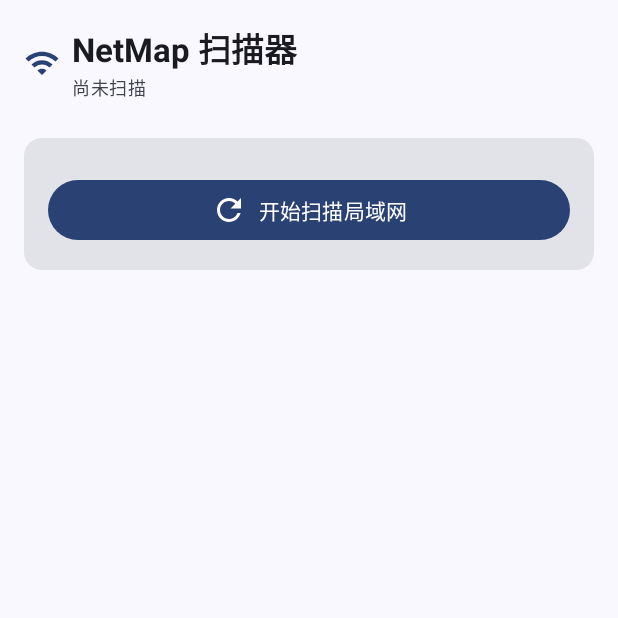
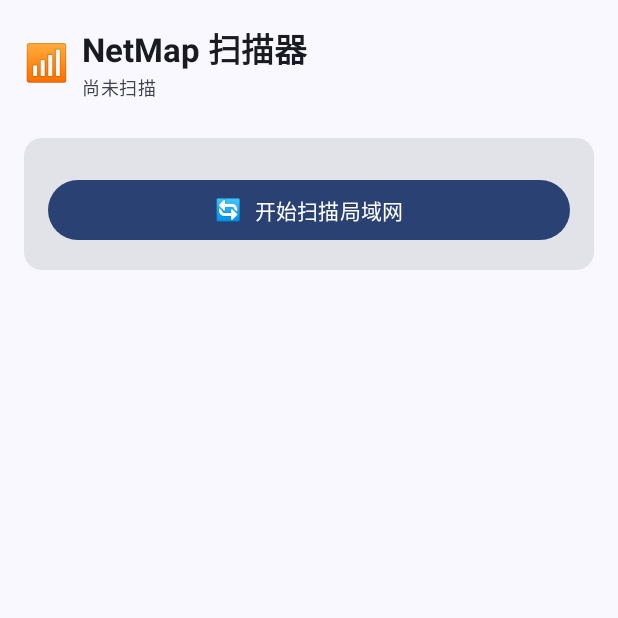
Before and after one commit to ZapcoMan/EquipmentScanning, an Android app built with Jetpack Compose: the screen it shows after launch (MainActivity), on a phone screen of 412 x 824 dp, the top half of it. Run offline under Robolectric (Android 15) with nearby library versions, the phone set to English and light mode, and no system bars.

Commit message:
fix(ui): 用 emoji 替代 material-icons 图标
项目未引入 material-icons 依赖导致 Icons.Filled.Wifi/Refresh 无法解析；改用 📶/🔄 emoji，避免引入体积庞大的 icons-extended 包。

```diff
--- a/app/src/main/java/com/example/demo2026112202/ui/ScanScreen.kt
+++ b/app/src/main/java/com/example/demo2026112202/ui/ScanScreen.kt
@@ -20,16 +20,11 @@ import androidx.compose.foundation.layout.width
 import androidx.compose.foundation.lazy.LazyColumn
 import androidx.compose.foundation.lazy.items
 import androidx.compose.foundation.shape.RoundedCornerShape
-import androidx.compose.material.icons.Icons
-import androidx.compose.material.icons.filled.Refresh
-import androidx.compose.material.icons.filled.Wifi
-import androidx.compose.material3.AssistChip
 import androidx.compose.material3.Button
 import androidx.compose.material3.Card
 import androidx.compose.material3.CardDefaults
 import androidx.compose.material3.ElevatedCard
 import androidx.compose.material3.HorizontalDivider
-import androidx.compose.material3.Icon
 import androidx.compose.material3.LinearProgressIndicator
 import androidx.compose.material3.MaterialTheme
 import androidx.compose.material3.OutlinedButton
@@ -94,7 +89,7 @@ fun ScanScreen(
 @Composable
 private fun HeaderRow(state: ScanUiState) {
     Row(verticalAlignment = Alignment.CenterVertically) {
-        Icon(Icons.Filled.Wifi, contentDescription = null, tint = MaterialTheme.colorScheme.primary)
+        Text("📶", fontSize = 24.sp)
         Spacer(Modifier.width(8.dp))
         Column {
             Text("NetMap 扫描器", style = MaterialTheme.typography.titleLarge, fontWeight = FontWeight.Bold)
@@ -187,7 +182,7 @@ private fun ActionCard(
                 enabled = !state.isScanning && hasLocationPermission,
                 modifier = Modifier.fillMaxWidth()
             ) {
-                Icon(Icons.Filled.Refresh, contentDescription = null)
+                Text("🔄")
                 Spacer(Modifier.width(8.dp))
                 Text(if (state.isScanning) "扫描中…" else "开始扫描局域网")
             }
```
